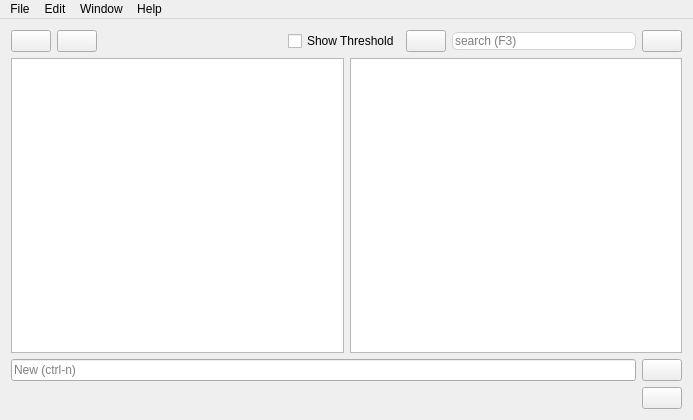
Before: the Qt Designer form mainwindow.ui in SverrirValgeirsson/Todour, drawn with Qt 5.
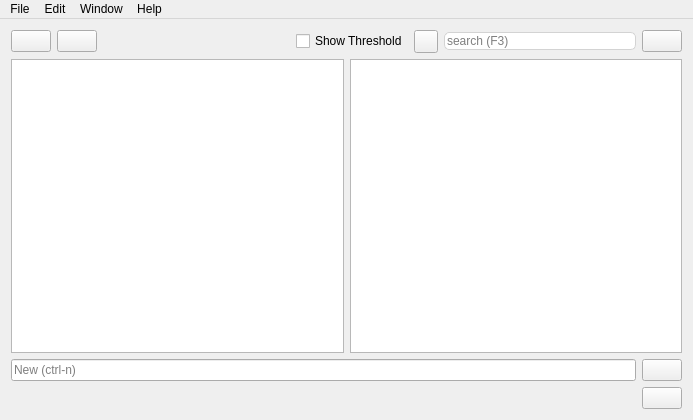
After: the same form once the commit is applied. Icons and pictures are not drawn.

The edit to the form file:
```diff
--- a/mainwindow.ui
+++ b/mainwindow.ui
@@ -71,7 +71,7 @@
        </widget>
       </item>
       <item>
-       <widget class="QPushButton" name="btn_Alphabetical">
+       <widget class="QToolButton" name="btn_Alphabetical">
         <property name="toolTip">
          <string>Toggle alpabetic sorting</string>
         </property>
@@ -79,7 +79,7 @@
          <string/>
         </property>
         <property name="checkable">
-         <bool>true</bool>
+         <bool>false</bool>
         </property>
        </widget>
       </item>
```
Left out of the diff: 2 changed lines with no effect on the pictures.
